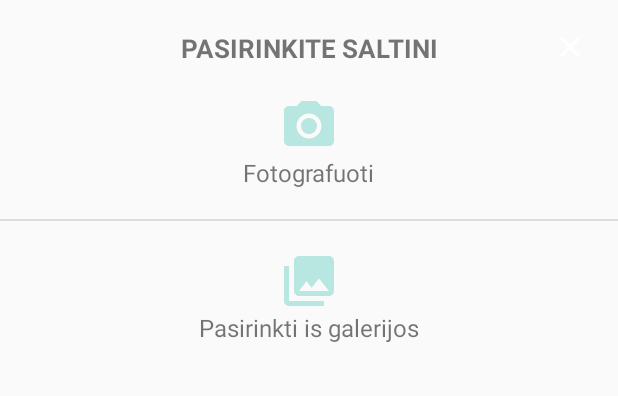
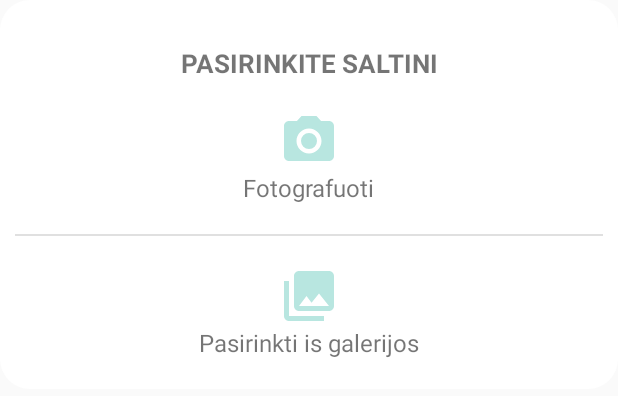
Before and after one commit to augustmik/Kalbu, an Android app: the layout dialog_select_source.xml on its own in the app's theme, with its tools: preview values and no code run, on a phone screen of 412 x 824 dp. Shown: the top 396 px of the screen. Run offline under Robolectric (Android 15) with nearby library versions, the phone set to English and light mode, and no system bars.

Commit message:
rounded source corners

```diff
--- a/app/src/main/java/lt/autismus/frontScreen/MainActivity.kt
+++ b/app/src/main/java/lt/autismus/frontScreen/MainActivity.kt
@@ -33,7 +33,6 @@ import lt.autismus.story.StoryActivity
 import lt.autismus.util.PictureCoder
 import java.io.File
 import java.io.IOException
-import java.sql.SQLIntegrityConstraintViolationException
 import java.text.DateFormat
 import java.util.*
 import javax.inject.Inject
@@ -130,6 +129,7 @@ class MainActivity @Inject constructor() : DaggerAppCompatActivity(), DialogList
         dialogBinding.takePictureHitbox.setOnClickListener { takeAPicture() }
         dialogBinding.loadFromGalleryHitbox.setOnClickListener { selectImagesGallery() }
         dialogBinding.backButton.setOnClickListener { selectSourceDialog.dismiss() }
+        selectSourceDialog.window?.setBackgroundDrawable(ColorDrawable(Color.TRANSPARENT))
         selectSourceDialog.setContentView(dialogBinding.root)
 
         binding.fabId.setOnClickListener {
--- /dev/null
+++ b/app/src/main/res/drawable/dialog_source_select_background.xml
@@ -0,0 +1,12 @@
+<?xml version="1.0" encoding="utf-8"?>
+<shape xmlns:android="http://schemas.android.com/apk/res/android">
+    <solid
+        android:color="@color/colorCards"/>
+    <corners
+        android:radius="20dp" />
+    <padding
+        android:left="10dp"
+        android:top="10dp"
+        android:right="10dp"
+        android:bottom="10dp" />
+</shape>
--- a/app/src/main/res/layout/dialog_select_source.xml
+++ b/app/src/main/res/layout/dialog_select_source.xml
@@ -4,7 +4,8 @@
 
     <androidx.constraintlayout.widget.ConstraintLayout
         android:layout_width="match_parent"
-        android:layout_height="wrap_content">
+        android:layout_height="wrap_content"
+        android:background="@drawable/dialog_source_select_background">
 
         <TextView
             android:id="@+id/add_pictures_tv"
```
